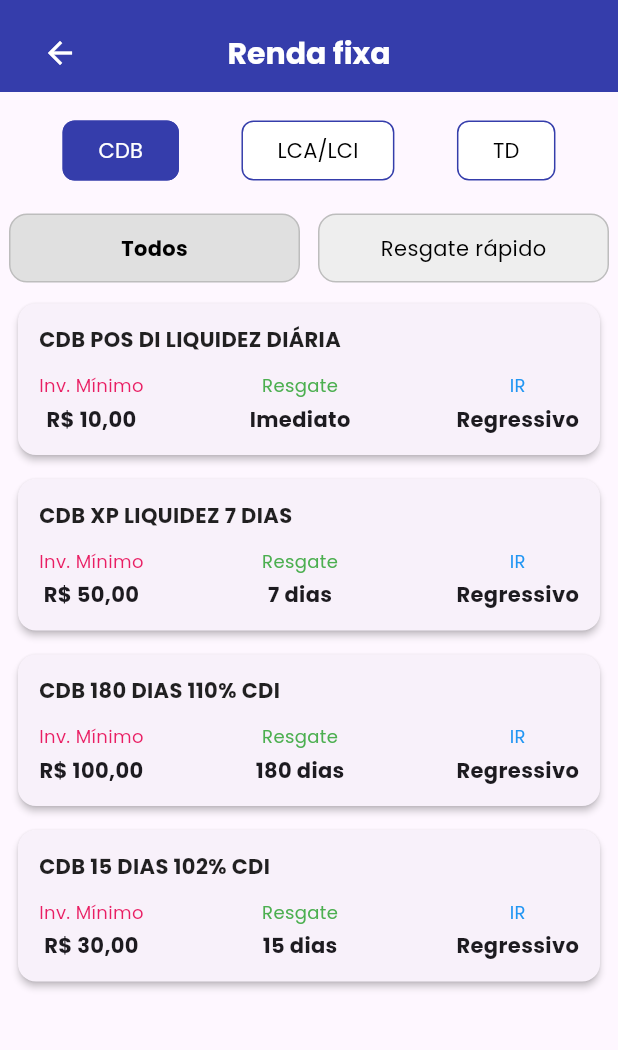
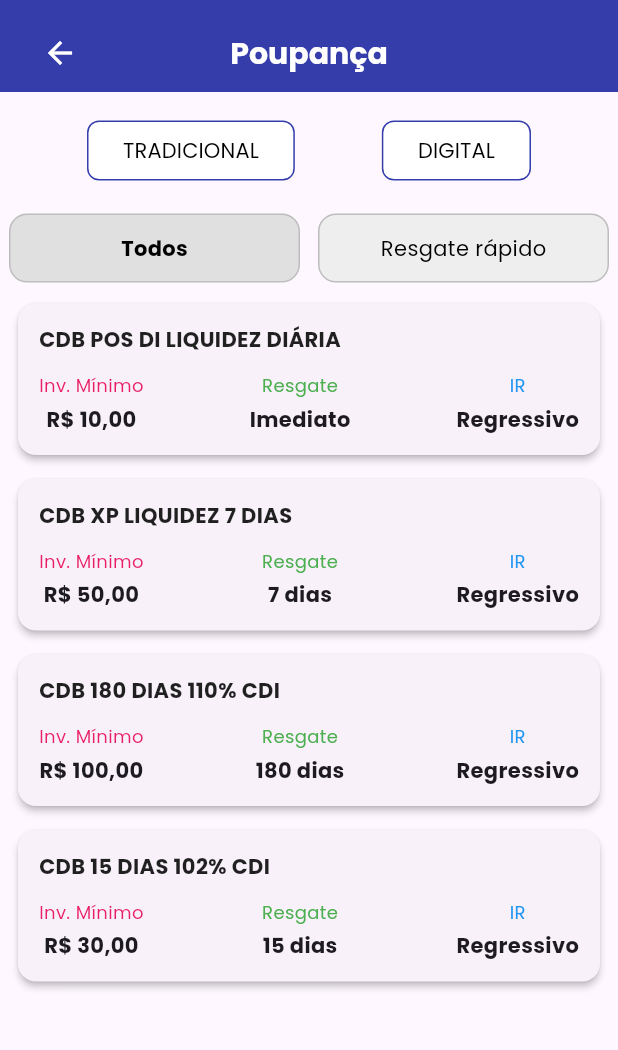
Before and after one commit to BankaltOficial/Mobile, a Flutter app: the PoupancaScreen screen opened directly, on a phone screen of 412 x 824 dp, the part 58-1108 px from its top. Run offline on Flutter 3.47's test engine with Material 3 defaults, Android fonts, the phone set to English and light mode, and no system bars; our stand-ins replace mask_text_input_formatter.

Commit message:
comecando poupanca

```diff
--- a/lib/PoupancaScreen.dart
+++ b/lib/PoupancaScreen.dart
@@ -168,7 +168,7 @@ class _PoupancaScreenState extends State<PoupancaScreen> {
                 Expanded(
                   child: Center(
                     child: Text(
-                      'Renda fixa',
+                      'Poupança',
                       style: TextStyle(
                         color: mainWhite,
                         fontWeight: FontWeight.bold,
@@ -261,19 +261,14 @@ class _PoupancaScreenState extends State<PoupancaScreen> {
               mainAxisAlignment: MainAxisAlignment.spaceEvenly,
               children: [
                 FilterButton(
-                  text: 'CDB',
-                  isSelected: selectedFilter == 'CDB',
-                  onTap: () => setState(() => selectedFilter = 'CDB'),
+                  text: 'TRADICIONAL',
+                  isSelected: selectedFilter == 'TRADICIONAL',
+                  onTap: () => setState(() => selectedFilter = 'TRADICIONAL'),
                 ),
                 FilterButton(
-                  text: 'LCA/LCI',
-                  isSelected: selectedFilter == 'LCA/LCI',
-                  onTap: () => setState(() => selectedFilter = 'LCA/LCI'),
-                ),
-                FilterButton(
-                  text: 'TD',
-                  isSelected: selectedFilter == 'TD',
-                  onTap: () => setState(() => selectedFilter = 'TD'),
+                  text: 'DIGITAL',
+                  isSelected: selectedFilter == 'DIGITAL',
+                  onTap: () => setState(() => selectedFilter = 'DIGITAL'),
                 ),
               ],
             ),
--- a/lib/main.dart
+++ b/lib/main.dart
@@ -4,6 +4,7 @@ import 'package:flutter/material.dart';
 import 'package:flutter_application_1/FormScreen.dart';
 import 'package:flutter_application_1/InvestimentoScreen.dart';
 import 'package:flutter_application_1/InvestirScreen.dart';
+import 'package:flutter_application_1/PoupancaScreen.dart';
 import 'package:flutter_application_1/RendaFixaScreen.dart';
 import 'package:flutter_application_1/SplashScreen.dart';
 import 'package:flutter_application_1/TermsScreen.dart';
@@ -28,7 +29,7 @@ class MyApp extends StatelessWidget {
         colorScheme: ColorScheme.fromSeed(seedColor: Colors.deepPurple),
         useMaterial3: true,
       ),
-      home:RendafixaScreen(),
+      home:PoupancaScreen(),
     );
   }
 }
```
